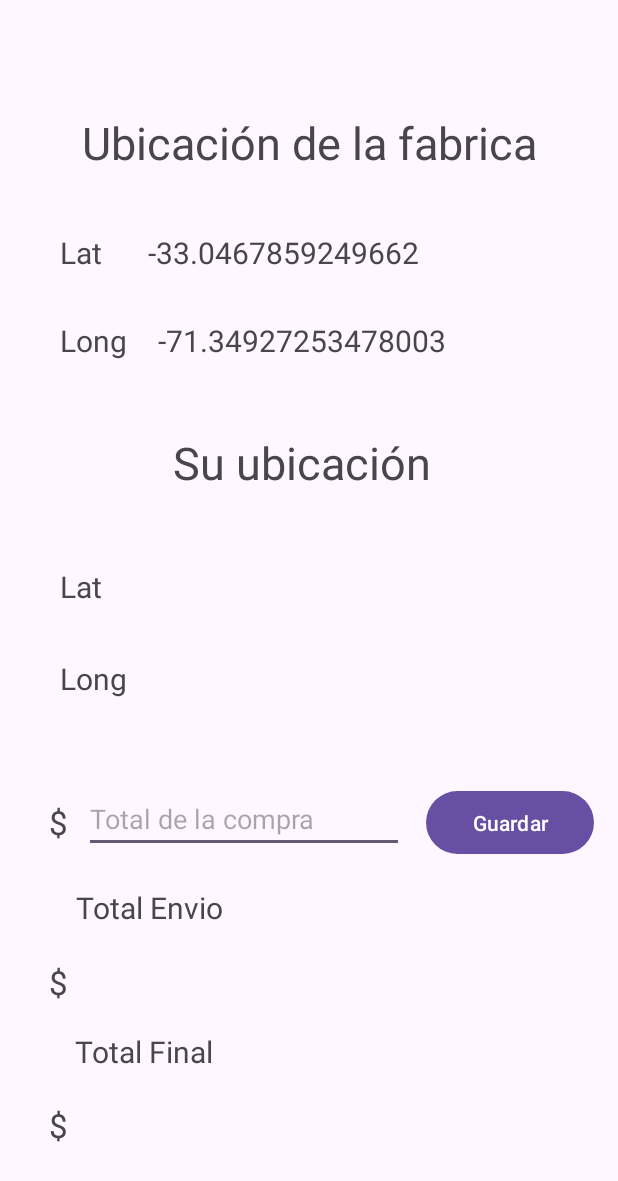
After one commit to tod1az/Distribuidora, an Android app built with Jetpack Compose: the CalculatePrice screen opened directly, with no data from a screen before it, on a phone screen of 412 x 824 dp. The commit adds this screen. Shown: the top 1181 px of the screen. Run offline under Robolectric (Android 15) with nearby library versions, the phone set to English and light mode, and no system bars.

Commit message:
feat: add delivery price activity

```diff
--- a/app/src/main/AndroidManifest.xml
+++ b/app/src/main/AndroidManifest.xml
@@ -16,6 +16,12 @@
         android:supportsRtl="true"
         android:theme="@style/Theme.DistanceCalc"
         tools:targetApi="31">
+        <activity
+            android:name=".CalculatePrice"
+            android:exported="false" />
+        <activity
+            android:name=".LoginActivity"
+            android:exported="false" />
         <activity
             android:name=".TemperatureActivity"
             android:exported="false" />
--- /dev/null
+++ b/app/src/main/java/cl/tod1aa/distancecalc/CalculatePrice.kt
@@ -0,0 +1,83 @@
+package cl.tod1aa.distancecalc
+
+import android.Manifest
+import android.content.Context
+import android.content.pm.PackageManager
+import android.location.LocationListener
+import android.location.LocationManager
+import android.os.Bundle
+import android.util.Log
+import android.widget.Button
+import android.widget.EditText
+import android.widget.TextView
+import androidx.activity.enableEdgeToEdge
+import androidx.appcompat.app.AppCompatActivity
+import androidx.core.app.ActivityCompat
+import androidx.core.content.ContextCompat
+import androidx.core.view.ViewCompat
+import androidx.core.view.WindowInsetsCompat
+import cl.tod1aa.distancecalc.data.Calculator
+import com.google.android.gms.maps.model.LatLng
+
+class CalculatePrice : AppCompatActivity() {
+    private lateinit var locationManager: LocationManager
+    override fun onCreate(savedInstanceState: Bundle?) {
+        super.onCreate(savedInstanceState)
+        enableEdgeToEdge()
+        setContentView(R.layout.activity_calculate_price)
+        ViewCompat.setOnApplyWindowInsetsListener(findViewById(R.id.main)) { v, insets ->
+            val systemBars = insets.getInsets(WindowInsetsCompat.Type.systemBars())
+            v.setPadding(systemBars.left, systemBars.top, systemBars.right, systemBars.bottom)
+            insets
+        }
+        this.locationManager  = this.getSystemService(Context.LOCATION_SERVICE) as LocationManager
+        fun getLocalization(){
+            val permission = ContextCompat.checkSelfPermission(this, Manifest.permission.ACCESS_COARSE_LOCATION)
+            if(permission == PackageManager.PERMISSION_DENIED){
+                if(ActivityCompat.shouldShowRequestPermissionRationale(this, Manifest.permission.ACCESS_FINE_LOCATION)) {
+
+                }else{
+                    ActivityCompat.requestPermissions(this, arrayOf(Manifest.permission.ACCESS_FINE_LOCATION),1)
+                }
+            }
+        }
+        getLocalization()
+
+        val clientLat = findViewById<TextView>(R.id.clientLat)
+        val clientLong = findViewById<TextView>(R.id.clientLong)
+        val factoryLat = findViewById<TextView>(R.id.factoryLat)
+        val factoryLong = findViewById<TextView>(R.id.factoryLong)
+        val saleTotalEditText = findViewById<EditText>(R.id.saleTotal)
+        val saveTotalButton = findViewById<Button>(R.id.saveTotalButton)
+        val finalTotal = findViewById<TextView>(R.id.finalTotal)
+        val deliPrice = findViewById<TextView>(R.id.deliveryTotal)
+
+        val factoryLatLng = LatLng(-33.0467859249662, -71.34927253478003)
+        factoryLat.text = factoryLatLng.latitude.toString()
+        factoryLong.text = factoryLatLng.longitude.toString()
+        var clientLatLng= LatLng(0.0 , 0.0)
+
+        saveTotalButton.setOnClickListener {
+            val saleTotal = saleTotalEditText.text.toString().toInt()
+            val distance = Calculator.distance(factoryLatLng, clientLatLng)
+            val deliveryPrice = Calculator.deliveryPrice(saleTotal, distance)
+
+            if(deliveryPrice == -1){
+                finalTotal.text = saleTotal.toString()
+                deliPrice.text = "Excede los 20km"
+                return@setOnClickListener
+            }
+            val total = saleTotal + deliveryPrice
+            finalTotal.text = total.toString()
+            deliPrice.text = deliveryPrice.toString()
+        }
+
+        val locationListener =  LocationListener {location ->
+            Log.d("DEBUG", "onLocationChanged: ${location.toString()}")
+            clientLatLng = LatLng(location.latitude, location.longitude)
+            clientLat.text = location.latitude.toString()
+            clientLong.text = location.longitude.toString()
+        }
+        this.locationManager.requestLocationUpdates(LocationManager.NETWORK_PROVIDER, 0, 1f , locationListener)
+    }
+}
--- /dev/null
+++ b/app/src/main/res/layout/activity_calculate_price.xml
@@ -0,0 +1,255 @@
+<?xml version="1.0" encoding="utf-8"?>
+<androidx.constraintlayout.widget.ConstraintLayout xmlns:android="http://schemas.android.com/apk/res/android"
+    xmlns:app="http://schemas.android.com/apk/res-auto"
+    xmlns:tools="http://schemas.android.com/tools"
+    android:id="@+id/main"
+    android:layout_width="match_parent"
+    android:layout_height="match_parent"
+    tools:context=".CalculatePrice">
+
+    <TextView
+        android:id="@+id/tettView9"
+        android:layout_width="wrap_content"
+        android:layout_height="wrap_content"
+        android:text="$"
+        android:textSize="22dp"
+        app:layout_constraintBottom_toBottomOf="parent"
+        app:layout_constraintEnd_toEndOf="parent"
+        app:layout_constraintHorizontal_bias="0.082"
+        app:layout_constraintStart_toStartOf="parent"
+        app:layout_constraintTop_toTopOf="parent"
+        app:layout_constraintVertical_bias="0.925" />
+
+    <EditText
+        android:id="@+id/saleTotal"
+        android:layout_width="wrap_content"
+        android:layout_height="wrap_content"
+        android:ems="10"
+        android:hint="Total de la compra"
+        android:inputType="number"
+        app:layout_constraintBottom_toBottomOf="parent"
+        app:layout_constraintEnd_toEndOf="parent"
+        app:layout_constraintHorizontal_bias="0.283"
+        app:layout_constraintStart_toStartOf="parent"
+        app:layout_constraintTop_toTopOf="parent"
+        app:layout_constraintVertical_bias="0.672" />
+
+    <TextView
+        android:id="@+id/textView9"
+        android:layout_width="wrap_content"
+        android:layout_height="wrap_content"
+        android:text="$"
+        android:textSize="22dp"
+        app:layout_constraintBottom_toBottomOf="parent"
+        app:layout_constraintEnd_toEndOf="parent"
+        app:layout_constraintHorizontal_bias="0.082"
+        app:layout_constraintStart_toStartOf="parent"
+        app:layout_constraintTop_toTopOf="parent"
+        app:layout_constraintVertical_bias="0.671" />
+
+    <TextView
+        android:id="@+id/iextView9"
+        android:layout_width="wrap_content"
+        android:layout_height="wrap_content"
+        android:text="$"
+        android:textSize="22dp"
+        app:layout_constraintBottom_toBottomOf="parent"
+        app:layout_constraintEnd_toEndOf="parent"
+        app:layout_constraintHorizontal_bias="0.082"
+        app:layout_constraintStart_toStartOf="parent"
+        app:layout_constraintTop_toTopOf="parent"
+        app:layout_constraintVertical_bias="0.805" />
+
+    <TextView
+        android:id="@+id/textView11"
+        android:layout_width="379dp"
+        android:layout_height="39dp"
+        android:text="Ubicación de la fabrica"
+        android:textAlignment="center"
+        android:textSize="30dp"
+        app:layout_constraintBottom_toBottomOf="parent"
+        app:layout_constraintEnd_toEndOf="parent"
+        app:layout_constraintStart_toStartOf="parent"
+        app:layout_constraintTop_toTopOf="parent"
+        app:layout_constraintVertical_bias="0.095" />
+
+    <TextView
+        android:id="@+id/textView13"
+        android:layout_width="wrap_content"
+        android:layout_height="wrap_content"
+        android:text="Long"
+        android:textSize="20dp"
+        app:layout_constraintBottom_toBottomOf="parent"
+        app:layout_constraintEnd_toEndOf="parent"
+        app:layout_constraintHorizontal_bias="0.109"
+        app:layout_constraintStart_toStartOf="parent"
+        app:layout_constraintTop_toTopOf="parent"
+        app:layout_constraintVertical_bias="0.268" />
+
+    <TextView
+        android:id="@+id/textView16"
+        android:layout_width="wrap_content"
+        android:layout_height="wrap_content"
+        android:text="Lat"
+        android:textSize="20dp"
+        app:layout_constraintBottom_toBottomOf="parent"
+        app:layout_constraintEnd_toEndOf="parent"
+        app:layout_constraintHorizontal_bias="0.104"
+        app:layout_constraintStart_toStartOf="parent"
+        app:layout_constraintTop_toTopOf="parent"
+        app:layout_constraintVertical_bias="0.474" />
+
+    <TextView
+        android:id="@+id/textView17"
+        android:layout_width="181dp"
+        android:layout_height="42dp"
+        android:text="Su ubicación"
+        android:textSize="30dp"
+        app:layout_constraintBottom_toBottomOf="parent"
+        app:layout_constraintEnd_toEndOf="parent"
+        app:layout_constraintStart_toStartOf="parent"
+        app:layout_constraintTop_toTopOf="parent"
+        app:layout_constraintVertical_bias="0.368" />
+
+    <TextView
+        android:id="@+id/textView18"
+        android:layout_width="wrap_content"
+        android:layout_height="wrap_content"
+        android:text="Long"
+        android:textSize="20dp"
+        app:layout_constraintBottom_toBottomOf="parent"
+        app:layout_constraintEnd_toEndOf="parent"
+        app:layout_constraintHorizontal_bias="0.109"
+        app:layout_constraintStart_toStartOf="parent"
+        app:layout_constraintTop_toTopOf="parent"
+        app:layout_constraintVertical_bias="0.551" />
+
+    <TextView
+        android:id="@+id/textView12"
+        android:layout_width="wrap_content"
+        android:layout_height="wrap_content"
+        android:text="Lat"
+        android:textSize="20dp"
+        app:layout_constraintBottom_toBottomOf="parent"
+        app:layout_constraintEnd_toEndOf="parent"
+        app:layout_constraintHorizontal_bias="0.104"
+        app:layout_constraintStart_toStartOf="parent"
+        app:layout_constraintTop_toTopOf="parent"
+        app:layout_constraintVertical_bias="0.194" />
+
+
+    <TextView
+        android:id="@+id/factoryLat"
+        android:layout_width="305dp"
+        android:layout_height="wrap_content"
+        android:textSize="20dp"
+        app:layout_constraintBottom_toBottomOf="parent"
+        app:layout_constraintEnd_toEndOf="parent"
+        app:layout_constraintHorizontal_bias="0.924"
+        app:layout_constraintStart_toStartOf="parent"
+        app:layout_constraintTop_toTopOf="parent"
+        app:layout_constraintVertical_bias="0.194" />
+
+    <TextView
+        android:id="@+id/factoryLong"
+        android:layout_width="305dp"
+        android:layout_height="wrap_content"
+        android:textSize="20dp"
+        app:layout_constraintBottom_toBottomOf="parent"
+        app:layout_constraintEnd_toEndOf="parent"
+        app:layout_constraintHorizontal_bias="0.99"
+        app:layout_constraintStart_toStartOf="parent"
+        app:layout_constraintTop_toTopOf="parent"
+        app:layout_constraintVertical_bias="0.268" />
+
+    <TextView
+        android:id="@+id/clientLat"
+        android:layout_width="158dp"
+        android:layout_height="wrap_content"
+        android:text=""
+        android:textSize="20dp"
+        app:layout_constraintBottom_toBottomOf="parent"
+        app:layout_constraintEnd_toEndOf="parent"
+        app:layout_constraintHorizontal_bias="0.387"
+        app:layout_constraintStart_toStartOf="parent"
+        app:layout_constraintTop_toTopOf="parent"
+        app:layout_constraintVertical_bias="0.474" />
+
+    <TextView
+        android:id="@+id/clientLong"
+        android:layout_width="158dp"
+        android:layout_height="wrap_content"
+        android:text=""
+        android:textSize="20dp"
+        app:layout_constraintBottom_toBottomOf="parent"
+        app:layout_constraintEnd_toEndOf="parent"
+        app:layout_constraintHorizontal_bias="0.387"
+        app:layout_constraintStart_toStartOf="parent"
+        app:layout_constraintTop_toTopOf="parent"
+        app:layout_constraintVertical_bias="0.551" />
+
+    <Button
+        android:id="@+id/saveTotalButton"
+        android:layout_width="112dp"
+        android:layout_height="50dp"
+        android:text="Guardar"
+        app:layout_constraintBottom_toBottomOf="parent"
+        app:layout_constraintEnd_toEndOf="parent"
+        app:layout_constraintHorizontal_bias="0.946"
+        app:layout_constraintStart_toStartOf="parent"
+        app:layout_constraintTop_toTopOf="parent"
+        app:layout_constraintVertical_bias="0.676" />
+
+    <TextView
+        android:id="@+id/asdf"
+        android:layout_width="wrap_content"
+        android:layout_height="wrap_content"
+        android:text="Total Envio"
+        android:textSize="20dp"
+        app:layout_constraintBottom_toBottomOf="parent"
+        app:layout_constraintEnd_toEndOf="parent"
+        app:layout_constraintHorizontal_bias="0.161"
+        app:layout_constraintStart_toStartOf="parent"
+        app:layout_constraintTop_toTopOf="parent"
+        app:layout_constraintVertical_bias="0.742" />
+
+    <TextView
+        android:id="@+id/deliveryTotal"
+        android:layout_width="158dp"
+        android:layout_height="29dp"
+        android:text=""
+        android:textSize="20dp"
+        app:layout_constraintBottom_toBottomOf="parent"
+        app:layout_constraintEnd_toEndOf="parent"
+        app:layout_constraintHorizontal_bias="0.225"
+        app:layout_constraintStart_toStartOf="parent"
+        app:layout_constraintTop_toTopOf="parent"
+        app:layout_constraintVertical_bias="0.806" />
+
+    <TextView
+        android:id="@+id/textView24"
+        android:layout_width="wrap_content"
+        android:layout_height="wrap_content"
+        android:text="Total Final"
+        android:textSize="20dp"
+        app:layout_constraintBottom_toBottomOf="parent"
+        app:layout_constraintEnd_toEndOf="parent"
+        app:layout_constraintHorizontal_bias="0.157"
+        app:layout_constraintStart_toStartOf="parent"
+        app:layout_constraintTop_toTopOf="parent"
+        app:layout_constraintVertical_bias="0.863" />
+
+    <TextView
+        android:id="@+id/finalTotal"
+        android:layout_width="158dp"
+        android:layout_height="29dp"
+        android:text=""
+        android:textSize="20dp"
+        app:layout_constraintBottom_toBottomOf="parent"
+        app:layout_constraintEnd_toEndOf="parent"
+        app:layout_constraintHorizontal_bias="0.225"
+        app:layout_constraintStart_toStartOf="parent"
+        app:layout_constraintTop_toTopOf="parent"
+        app:layout_constraintVertical_bias="0.925" />
+
+</androidx.constraintlayout.widget.ConstraintLayout>
```
Also changed, not shown: app/src/main/java/cl/tod1aa/distancecalc/LoginActivity.kt (added, +73 -0 lines), app/src/main/java/cl/tod1aa/distancecalc/MainActivity.kt (+8 -63 lines), app/src/main/java/cl/tod1aa/distancecalc/data/calculator.kt (+19 -5 lines), app/src/main/res/layout/activity_login.xml (added, +92 -0 lines), app/src/main/res/layout/activity_main.xml (+14 -74 lines), 1 other file.
